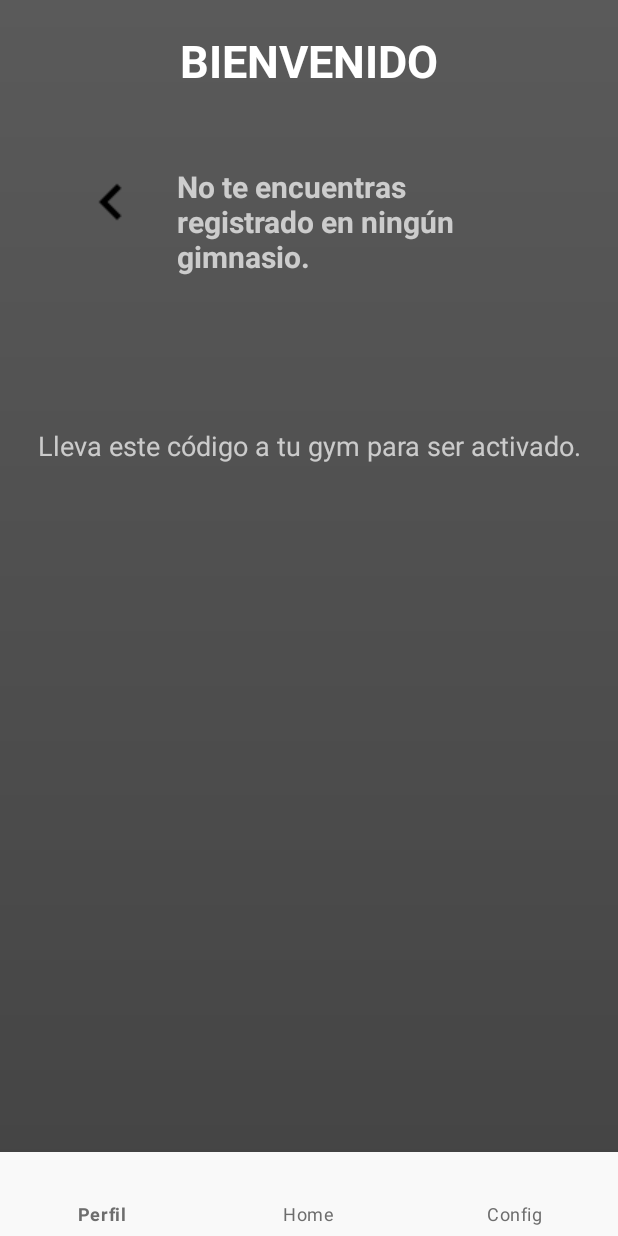
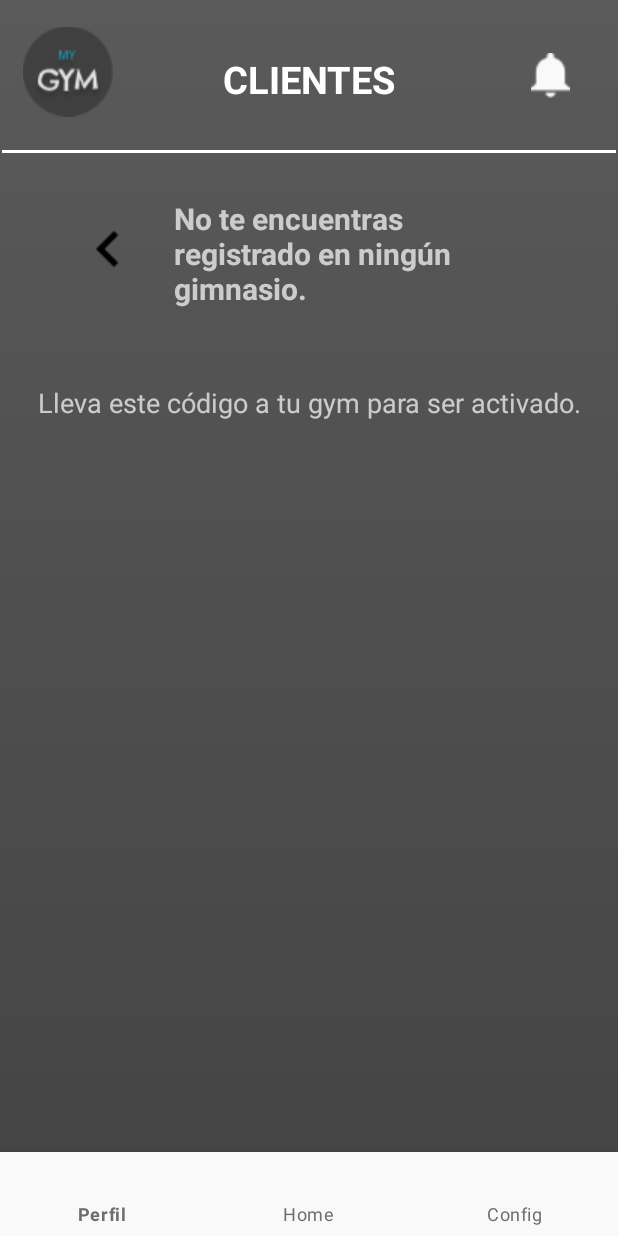
Before and after one commit to Jhonnier20/ProyectoFinalApps, an Android app: the HomeClientFragment screen opened directly, with no data from a screen before it, on a phone screen of 412 x 824 dp. Run offline under Robolectric (Android 15) with nearby library versions, the phone set to English and light mode, and no system bars; our stand-ins replace Firebase (no records; nobody signed in at launch, a user with empty details on screens opened directly); libraries missing offline, so code that uses them is left out: com.journeyapps.barcodescanner; 4 statements that could not run were skipped.

Commit message:
UI staff y clientes

```diff
--- a/app/src/main/res/layout/activity_login.xml
+++ b/app/src/main/res/layout/activity_login.xml
@@ -10,10 +10,10 @@
     <ImageView
         android:id="@+id/imageView3"
         android:layout_width="60dp"
-        android:layout_height="60dp"
+        android:layout_height="75dp"
+        android:layout_marginStart="15dp"
         android:layout_marginTop="10dp"
-        android:layout_marginEnd="10dp"
-        app:layout_constraintEnd_toEndOf="parent"
+        app:layout_constraintStart_toStartOf="parent"
         app:layout_constraintTop_toTopOf="parent"
         app:srcCompat="@drawable/logo_mini" />
 
--- a/app/src/main/res/layout/fragment_home_client.xml
+++ b/app/src/main/res/layout/fragment_home_client.xml
@@ -6,47 +6,79 @@
     android:layout_height="match_parent"
     android:background="@drawable/main_app_back">
 
+    <ImageView
+        android:id="@+id/imageView9"
+        android:layout_width="60dp"
+        android:layout_height="75dp"
+        android:layout_marginStart="15dp"
+        android:layout_marginTop="10dp"
+        app:layout_constraintStart_toStartOf="parent"
+        app:layout_constraintTop_toTopOf="parent"
+        app:srcCompat="@drawable/logo_mini" />
+
     <TextView
-        android:id="@+id/textView3"
+        android:id="@+id/textView6"
         android:layout_width="wrap_content"
         android:layout_height="wrap_content"
-        android:layout_marginTop="20dp"
-        android:text="BIENVENIDO"
+        android:layout_marginTop="35dp"
+        android:text="CLIENTES"
         android:textColor="#FFFFFF"
-        android:textSize="30dp"
+        android:textSize="25dp"
         android:textStyle="bold"
         app:layout_constraintEnd_toEndOf="parent"
         app:layout_constraintStart_toStartOf="parent"
         app:layout_constraintTop_toTopOf="parent" />
+
+    <ImageView
+        android:id="@+id/imageView10"
+        android:layout_width="30dp"
+        android:layout_height="30dp"
+        android:layout_marginTop="35dp"
+        android:layout_marginEnd="30dp"
+        app:layout_constraintEnd_toEndOf="parent"
+        app:layout_constraintTop_toTopOf="parent"
+        app:srcCompat="@drawable/campana" />
+
+    <androidx.constraintlayout.widget.ConstraintLayout
+        android:id="@+id/constraintLayout"
+        android:layout_width="409dp"
+        android:layout_height="2dp"
+        android:layout_marginTop="30dp"
+        android:background="#FFFFFF"
+        app:layout_constraintEnd_toEndOf="parent"
+        app:layout_constraintStart_toStartOf="parent"
+        app:layout_constraintTop_toBottomOf="@+id/textView6">
+
+    </androidx.constraintlayout.widget.ConstraintLayout>
 
     <TextView
         android:id="@+id/textView4"
         android:layout_width="230dp"
         android:layout_height="0dp"
         android:layout_marginStart="20dp"
-        android:layout_marginTop="50dp"
+        android:layout_marginTop="30dp"
         android:text="@string/no_register_gym"
         android:textSize="20dp"
         android:textStyle="bold"
         app:layout_constraintStart_toEndOf="@+id/imageView"
-        app:layout_constraintTop_toBottomOf="@+id/textView3" />
+        app:layout_constraintTop_toBottomOf="@+id/constraintLayout" />
 
     <ImageView
         android:id="@+id/imageView"
         android:layout_width="wrap_content"
         android:layout_height="wrap_content"
-        android:layout_marginStart="50dp"
-        android:layout_marginTop="50dp"
+        android:layout_marginStart="48dp"
+        android:layout_marginTop="40dp"
         android:src="@drawable/back_left"
         app:layout_constraintStart_toStartOf="parent"
-        app:layout_constraintTop_toBottomOf="@+id/textView3"
+        app:layout_constraintTop_toBottomOf="@+id/constraintLayout"
         app:srcCompat="@drawable/warning_amber_24px" />
 
     <TextView
         android:id="@+id/textView5"
         android:layout_width="wrap_content"
         android:layout_height="wrap_content"
-        android:layout_marginTop="100dp"
+        android:layout_marginTop="50dp"
         android:text="Lleva este código a tu gym para ser activado."
         android:textSize="18dp"
         app:layout_constraintEnd_toEndOf="parent"
@@ -58,8 +90,6 @@
         android:layout_width="280dp"
         android:layout_height="280dp"
         android:layout_marginTop="20dp"
-        android:layout_marginBottom="50dp"
-        app:layout_constraintBottom_toBottomOf="parent"
         app:layout_constraintEnd_toEndOf="parent"
         app:layout_constraintStart_toStartOf="parent"
         app:layout_constraintTop_toBottomOf="@+id/textView5"
```
Also changed, not shown: app/src/main/res/layout/activity_register_user.xml (+10 -10 lines), app/src/main/res/layout/fragment_home_staff.xml (+35 -4 lines), app/src/main/res/drawable-v24/campana.png (added).
